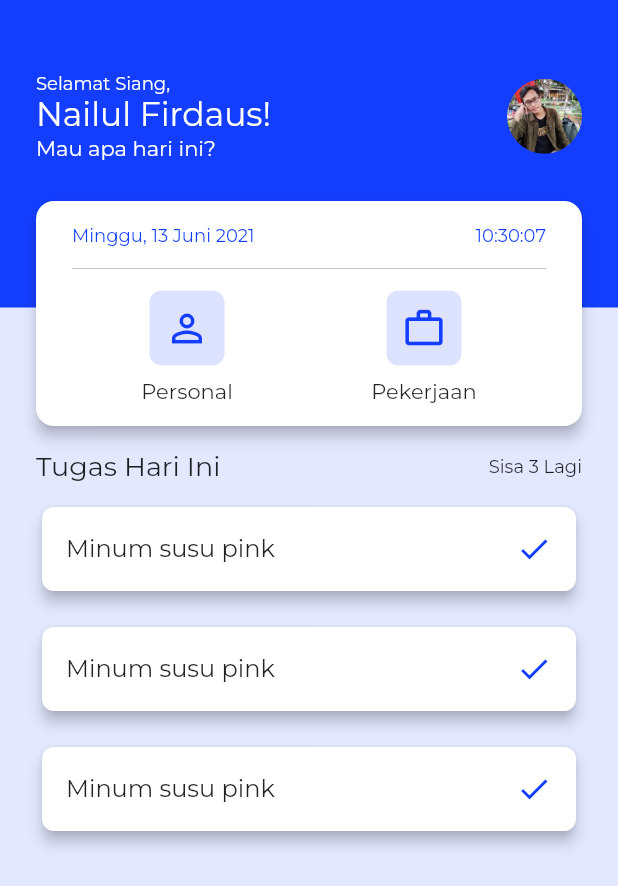
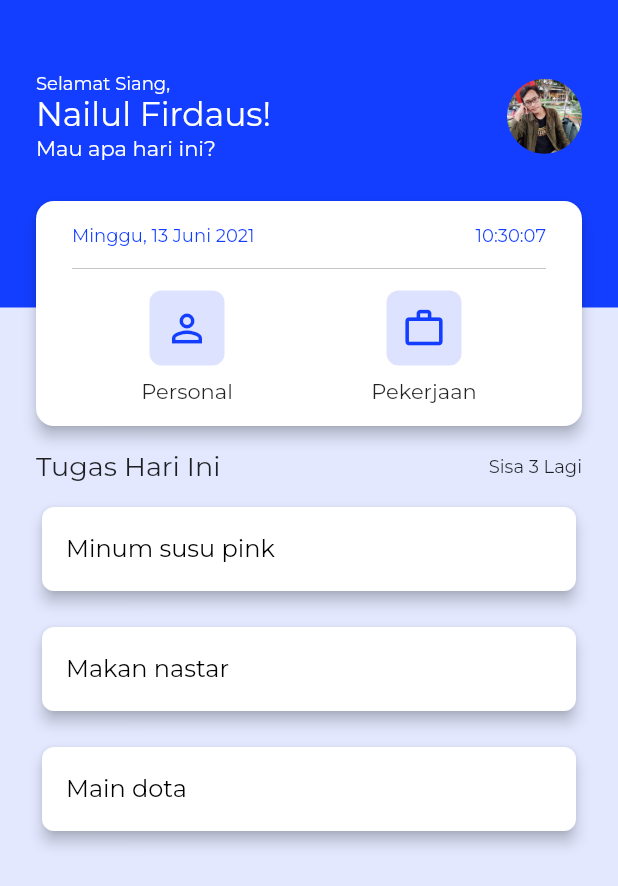
Before and after one commit to nailnafir/flutter-todo, a Flutter app: the screen it shows after launch, on a phone screen of 412 x 824 dp. Shown: the top 886 px of the screen. Run offline on Flutter 3.47's test engine with Material 2 defaults, Android fonts, the light colour scheme and no system bars; our stand-ins replace google_fonts.

Commit message:
add style for todo item

```diff
--- a/lib/pages/home_page.dart
+++ b/lib/pages/home_page.dart
@@ -314,9 +314,9 @@ class _HomePageState extends State<HomePage> {
             ),
           ],
         ),
-        TodoItem(),
-        TodoItem(),
-        TodoItem(),
+        TodoItem(title: "Minum susu pink"),
+        TodoItem(title: "Makan nastar"),
+        TodoItem(title: "Main dota"),
       ],
     );
   }
--- a/lib/widgets/todo_item.dart
+++ b/lib/widgets/todo_item.dart
@@ -1,21 +1,45 @@
 import 'package:flutter/material.dart';
 
-class TodoItem extends StatelessWidget {
-  const TodoItem({Key? key}) : super(key: key);
+class TodoItem extends StatefulWidget {
+  final String title;
+
+  TodoItem({Key? key, required this.title}) : super(key: key);
+
+  @override
+  _TodoItemState createState() => _TodoItemState();
+}
+
+class _TodoItemState extends State<TodoItem> {
+  bool isDone = false;
 
   @override
   Widget build(BuildContext context) {
-    return Container(
+    return GestureDetector(
+      onTap: () {
+        setState(() {
+          isDone = !isDone;
+        });
+      },
+      child: Container(
         margin: EdgeInsets.only(top: 12, bottom: 4),
         child: Card(
           elevation: 4,
           color: Colors.white,
           shape: RoundedRectangleBorder(borderRadius: BorderRadius.circular(8)),
           child: ListTile(
-          title: Text("Minum susu pink"),
-          trailing: Icon(
+            title: Text(
+              widget.title,
+              style: TextStyle(
+                color: isDone ? Colors.grey : Colors.black,
+                decoration: isDone ? TextDecoration.lineThrough : null,
+              ),
+            ),
+            trailing: isDone
+                ? Icon(
                     Icons.check,
                     color: Color(0xFF133EFF),
+                  )
+                : SizedBox(),
           ),
         ),
       ),
```
Lines whose indentation alone changed are shown as unchanged.
